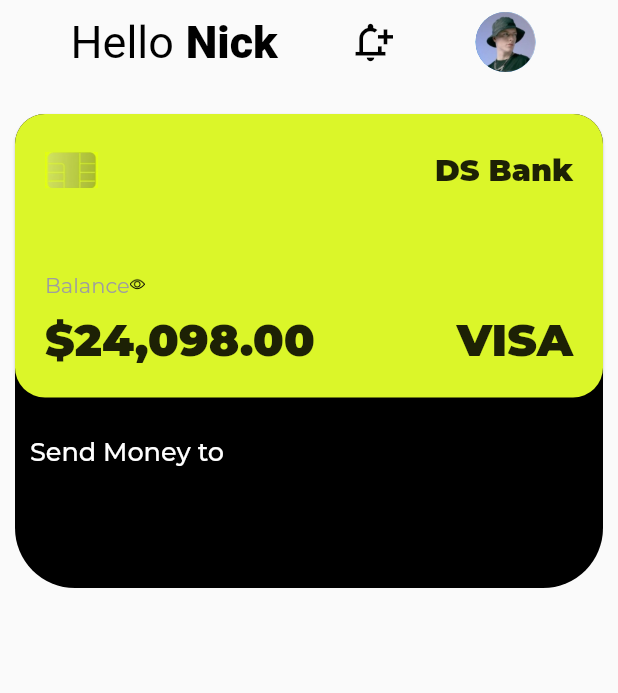
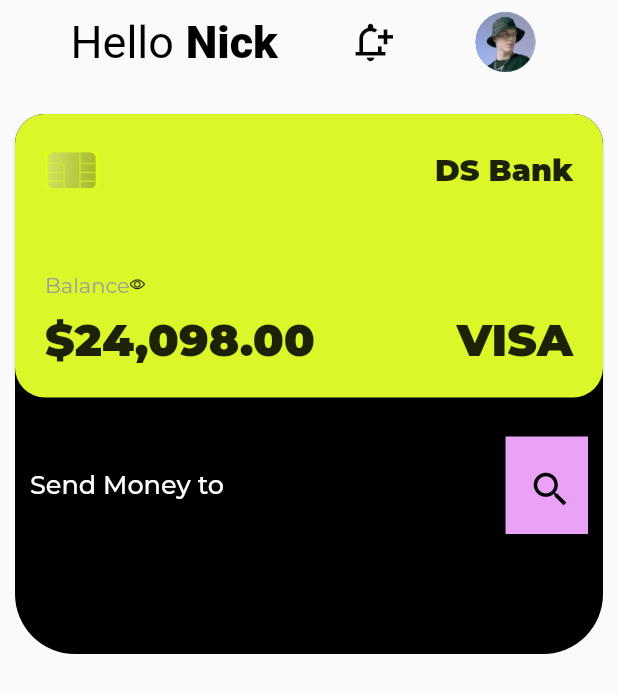
Before and after one commit to akshaykamath45/GDSC_UI-Task, a Flutter app: the screen it shows after launch, on a phone screen of 412 x 824 dp. Shown: the top 693 px of the screen. Run offline on Flutter 3.47's test engine with Material 2 defaults, Android fonts, the phone set to English and light mode, and no system bars; our stand-ins replace google_fonts.

Commit message:
search icon included

```diff
--- a/lib/main.dart
+++ b/lib/main.dart
@@ -71,7 +71,19 @@ class MyApp extends StatelessWidget {
                                     fontWeight: FontWeight.w500,
                                     color: Colors.white,
                                     fontSize: 17),
-                              )
+                              ),
+                              Container(
+                                padding: EdgeInsets.only(
+                                    left: 15, right: 10, top: 20, bottom: 15),
+                                decoration: BoxDecoration(
+                                    color: Color.fromARGB(255, 234, 162, 246),
+                                    borderRadius: BorderRadius.only()),
+                                child: Icon(
+                                  Icons.search,
+                                  color: Colors.black,
+                                  size: 30,
+                                ),
+                              ),
                             ],
                           ),
                         ]),
```
